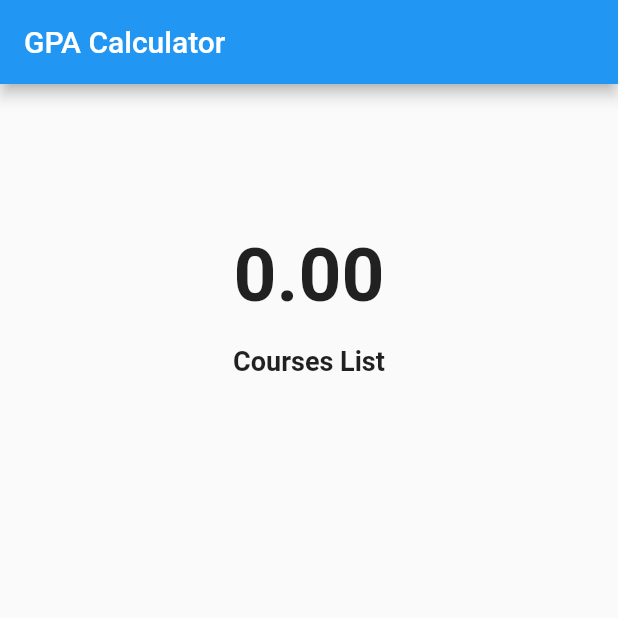
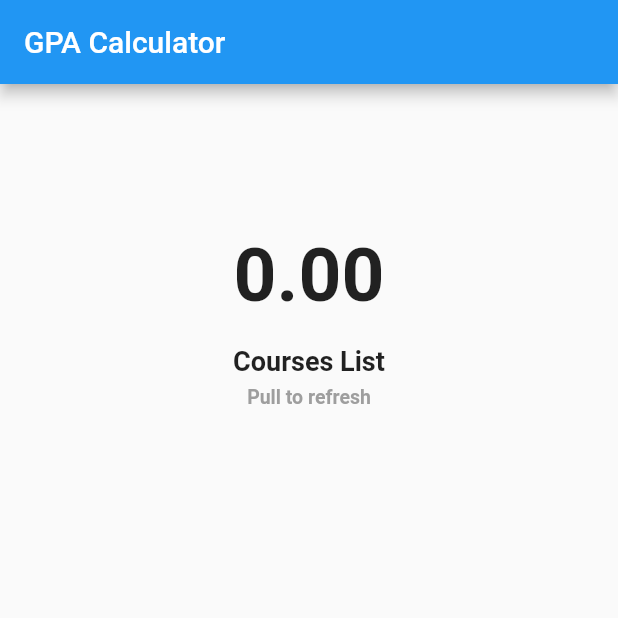
Before and after one commit to pasinduPrabhath/gpacalculator, a Flutter app: the screen it shows after launch, on a phone screen of 412 x 824 dp, the top half of it. Run offline on Flutter 3.47's test engine with Material 2 defaults, Android fonts, the light colour scheme and no system bars; our stand-ins replace flutter_easyrefresh, sqflite; accounts and stored records are empty.

Commit message:
created v1.0 app bundle

```diff
--- a/lib/main.dart
+++ b/lib/main.dart
@@ -132,6 +132,16 @@ class _MyHomePageState extends State<MyHomePage> {
               'Courses List',
               style: TextStyle(fontWeight: FontWeight.bold, fontSize: 18),
             ),
+            SizedBox(
+              height: MediaQuery.of(context).size.height * 0.007,
+            ),
+            const Text(
+              'Pull to refresh',
+              style: TextStyle(
+                  fontWeight: FontWeight.bold,
+                  fontSize: 13,
+                  color: Colors.grey),
+            ),
             Padding(
               padding: const EdgeInsets.all(15.0),
               child: SizedBox(
```
Also changed, not shown: pubspec.yaml (+7 -0 lines), assets/icon/icon.png (added), pubspec.lock, 35 other files.
